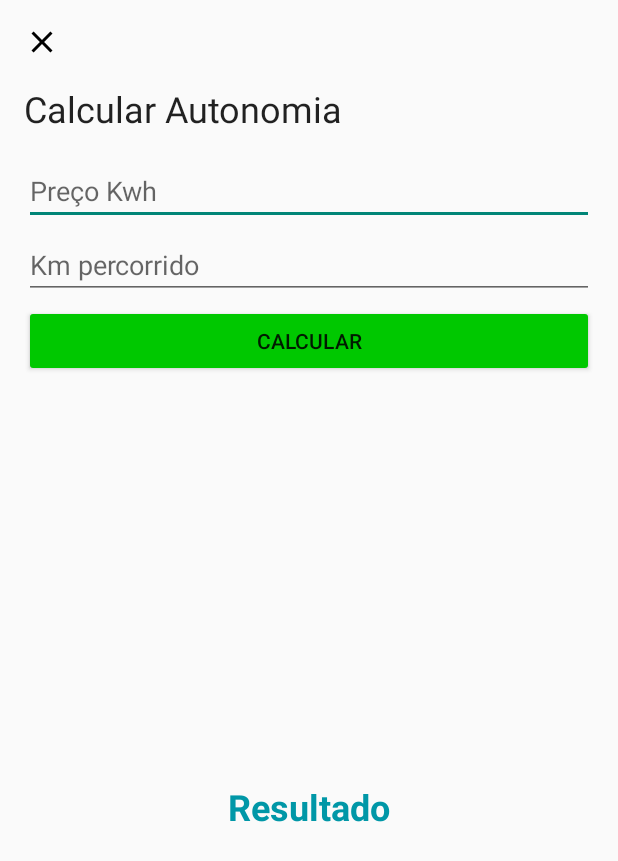
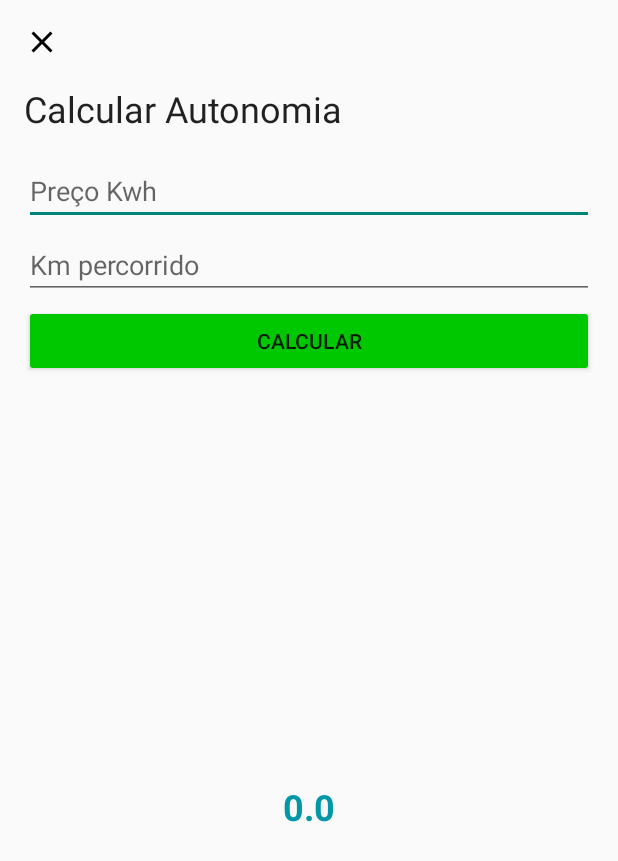
Before and after one commit to adevan-neves-santos/Android-Formacao-DIO, an Android app: the screen it shows after launch (CalcularAutonomiaActivity), after a tap on "Botão de calcular autonomia", on a phone screen of 412 x 824 dp. Shown: the top 861 px of the screen. Run offline under Robolectric (Android 15) with nearby library versions, the phone set to English and light mode, and no system bars; 1 statement that could not run was skipped.

Commit message:
Refatora com retrofit a aplicação

```diff
--- a/main/desafios-de-projeto/EletricCar/app/build.gradle
+++ b/main/desafios-de-projeto/EletricCar/app/build.gradle
@@ -41,6 +41,11 @@ dependencies {
     implementation 'androidx.appcompat:appcompat:1.5.1'
     implementation 'com.google.android.material:material:1.7.0'
     implementation 'androidx.constraintlayout:constraintlayout:2.1.4'
+
+    // Retrofit (HTTP Client): https://square.github.io/retrofit
+    implementation 'com.squareup.retrofit2:retrofit:2.9.0'
+    implementation 'com.squareup.retrofit2:converter-gson:2.9.0'
+
     testImplementation 'junit:junit:4.13.2'
     androidTestImplementation 'androidx.test.ext:junit:1.1.4'
     androidTestImplementation 'androidx.test.espresso:espresso-core:3.5.0'
--- /dev/null
+++ b/main/desafios-de-projeto/EletricCar/app/src/main/java/me/dio/eletriccar/data/CarsApi.kt
@@ -0,0 +1,10 @@
+package me.dio.eletriccar.data
+
+import me.dio.eletriccar.domain.Carro
+import retrofit2.Call
+import retrofit2.http.GET
+
+interface CarsApi {
+    @GET("cars.json")
+    fun getAllCars() : Call<List<Carro>>
+}
--- a/main/desafios-de-projeto/EletricCar/app/src/main/java/me/dio/eletriccar/ui/CalcularAutonomiaActivity.kt
+++ b/main/desafios-de-projeto/EletricCar/app/src/main/java/me/dio/eletriccar/ui/CalcularAutonomiaActivity.kt
@@ -9,6 +9,7 @@ import android.widget.EditText
 import android.widget.ImageView
 import android.widget.TextView
 import androidx.appcompat.app.AppCompatActivity
+import me.dio.eletriccar.R
 import me.dio.eletriccar.databinding.ActivityCalcularAutonomiaBinding
 
 class CalcularAutonomiaActivity : AppCompatActivity() {
@@ -26,6 +27,7 @@ class CalcularAutonomiaActivity : AppCompatActivity() {
         setContentView(binding.root)
         setupView()
         setupListeners()
+        setupCachedResult()
     }
     private fun setupView() {
         preco        = binding.etPrecoKwh
@@ -61,5 +63,24 @@ class CalcularAutonomiaActivity : AppCompatActivity() {
         val km = kmPercorrido.text.toString().toFloat()
         val resultado_valor = preco_valor / km
         resultado.text = "Resultado : ${resultado_valor}"
+        saveSharedPref(resultado_valor)
+    }
+
+    private fun saveSharedPref(resultado:Float){
+        val sharedPref = getPreferences(Context.MODE_PRIVATE) ?: return
+        with(sharedPref.edit()){
+            putFloat(getString(R.string.saved_cal),resultado)
+        }
+    }
+
+    private fun getSharedPref():Float{
+        val sharedPref = getPreferences(Context.MODE_PRIVATE)
+        val calculo = sharedPref.getFloat(getString(R.string.saved_cal), 0F)
+        return calculo
+    }
+
+    private fun setupCachedResult() {
+        val valorCalculado = getSharedPref()
+        resultado.text = valorCalculado.toString()
     }
 }
--- a/main/desafios-de-projeto/EletricCar/app/src/main/java/me/dio/eletriccar/ui/CarFragment.kt
+++ b/main/desafios-de-projeto/EletricCar/app/src/main/java/me/dio/eletriccar/ui/CarFragment.kt
@@ -14,17 +14,22 @@ import android.view.ViewGroup
 import android.widget.ImageView
 import android.widget.ProgressBar
 import android.widget.TextView
+import android.widget.Toast
 import androidx.core.view.isVisible
 import androidx.fragment.app.Fragment
 import androidx.recyclerview.widget.RecyclerView
 import com.google.android.material.floatingactionbutton.FloatingActionButton
+import me.dio.eletriccar.R
 import me.dio.eletriccar.data.CarFactory
+import me.dio.eletriccar.data.CarsApi
 import me.dio.eletriccar.databinding.CarFragmentBinding
 import me.dio.eletriccar.domain.Carro
 import me.dio.eletriccar.ui.adapter.CarAdapter
 import org.json.JSONArray
 import org.json.JSONObject
 import org.json.JSONTokener
+import retrofit2.*
+import retrofit2.converter.gson.GsonConverterFactory
 import java.io.BufferedReader
 import java.io.InputStream
 import java.io.InputStreamReader
@@ -38,6 +43,7 @@ class CarFragment : Fragment() {
     lateinit var progress: ProgressBar
     lateinit var noInternetImage: ImageView
     lateinit var noInternetText: TextView
+    lateinit var carsAPI:CarsApi
 
     var carrosArray:ArrayList<Carro> = ArrayList()
 
@@ -56,6 +62,7 @@ class CarFragment : Fragment() {
 
     override fun onViewCreated(view: View, savedInstanceState: Bundle?) {
         super.onViewCreated(view, savedInstanceState)
+        setupRetrofit()
         setupView()
         setupListeners()
     }
@@ -63,10 +70,40 @@ class CarFragment : Fragment() {
     override fun onResume() {
         super.onResume()
         if(checkForInternet(context)){
-            callService()
+            getAllCars()
         } else {
             emptyState()
         }
+    }
+
+    private fun setupRetrofit(){
+        val retrofit = Retrofit.Builder()
+            .baseUrl("https://igorbag.github.io/cars-api/")
+            .addConverterFactory(GsonConverterFactory.create())
+            .build()
+        carsAPI = retrofit.create(CarsApi::class.java)
+    }
+
+    private fun getAllCars(){
+        carsAPI.getAllCars().enqueue(object : Callback<List<Carro>> {
+            override fun onResponse(call: Call<List<Carro>>, response: Response<List<Carro>>) {
+                if(response.isSuccessful){
+                    progress.isVisible = false
+                    noInternetImage.isVisible = false
+                    noInternetText.isVisible = false
+                    response.body()?.let {
+                        setupList(it)
+                    }
+                } else {
+                    Toast.makeText(context, R.string.response_error,Toast.LENGTH_LONG).show()
+                }
+            }
+
+            override fun onFailure(call: Call<List<Carro>>, t: Throwable) {
+                Toast.makeText(context, R.string.response_error,Toast.LENGTH_LONG).show()
+            }
+
+        })
     }
 
     private fun emptyState(){
@@ -89,8 +126,8 @@ class CarFragment : Fragment() {
         noInternetText  = binding.tvNoWifi
     }
 
-    private fun setupList(){
-        val carroAdapter = CarAdapter(carrosArray)
+    private fun setupList(lista:List<Carro>){
+        val carroAdapter = CarAdapter(lista)
         listaCarros.apply {
             isVisible = true
             adapter = carroAdapter
@@ -101,11 +138,6 @@ class CarFragment : Fragment() {
         btnCalcular.setOnClickListener {
             startActivity(Intent(context,CalcularAutonomiaActivity::class.java))
         }
-    }
-
-    private fun callService(){
-        val urlBase = "https://igorbag.github.io/cars-api/cars.json"
-        MyTask().execute(urlBase)
     }
 
     private fun checkForInternet(context: Context?) : Boolean{
@@ -123,84 +155,4 @@ class CarFragment : Fragment() {
             return networkInfo.isConnected
         }
     }
-
-    inner class MyTask:AsyncTask<String,String,String>(){
-
-        override fun onPreExecute() {
-            super.onPreExecute()
-            Log.d("MyTask","Iniciando ...")
-            progress.isVisible = true
-        }
-
-        override fun doInBackground(vararg url: String?): String {
-            var urlConnection: HttpURLConnection? = null
-            try {
-                val urlBase = URL(url[0])
-                urlConnection = urlBase.openConnection() as HttpURLConnection
-                urlConnection.connectTimeout = 60000
-                urlConnection.readTimeout = 60000
-                urlConnection.setRequestProperty(
-                     "Accept"
-                    ,"application/json"
-                )
-
-                val respondeCode = urlConnection.responseCode
-                if(respondeCode == HttpURLConnection.HTTP_OK){
-                    var response = urlConnection.inputStream.bufferedReader().use { it.readText() }
-                    publishProgress(response)
-                } else {
-                    Log.e("Erro","Serviço indisponível no momento ...")
-                }
-
-            } catch (ex:Exception){
-                Log.e("Erro","Erro ao realizar processamento ...")
-            } finally {
-                urlConnection?.disconnect()
-            }
-            return " "
-        }
-
-        override fun onProgressUpdate(vararg values: String?) {
-            try {
-                carrosArray = ArrayList()
-                val jsonArray = JSONTokener(values[0]).nextValue() as JSONArray
-                for(i in 0 until jsonArray.length()){
-                    val id = jsonArray.getJSONObject(i).getString("id")
-                    Log.d("ID -->",id)
-
-                    val preco = jsonArray.getJSONObject(i).getString("preco")
-                    Log.d("Preço -->",preco)
-
-                    val bateria = jsonArray.getJSONObject(i).getString("bateria")
-                    Log.d("Bateria -->",bateria)
-
-                    val potencia = jsonArray.getJSONObject(i).getString("potencia")
-                    Log.d("Potência -->",potencia)
-
-                    val recarga = jsonArray.getJSONObject(i).getString("recarga")
-                    Log.d("Recarga -->",recarga)
-
-                    val urlPhoto = jsonArray.getJSONObject(i).getString("urlPhoto")
-                    Log.d("UrlPhoto -->",urlPhoto)
-
-                    val model =  Carro(
-                         id       = id.toInt()
-                        ,preco    = preco
-                        ,bateria  = bateria
-                        ,potencia = potencia
-                        ,recarga  = recarga
-                        ,urlPhoto = urlPhoto
-                    )
-                    carrosArray.add(model)
-                    Log.d("Model -> ",model.toString())
-                }
-                progress.isVisible        = false
-                noInternetImage.isVisible = false
-                noInternetText.isVisible  = false
-                setupList()
-            } catch (ex:Exception){
-                Log.e("Erro",ex.message.toString())
-            }
-        }
-    }
 }
--- /dev/null
+++ b/main/desafios-de-projeto/EletricCar/app/src/main/res/drawable/ic_star.xml
@@ -0,0 +1,5 @@
+<vector android:height="24dp" android:tint="#262421"
+    android:viewportHeight="24" android:viewportWidth="24"
+    android:width="24dp" xmlns:android="http://schemas.android.com/apk/res/android">
+    <path android:fillColor="@android:color/white" android:pathData="M22,9.24l-7.19,-0.62L12,2 9.19,8.63 2,9.24l5.46,4.73L5.82,21 12,17.27 18.18,21l-1.63,-7.03L22,9.24zM12,15.4l-3.76,2.27 1,-4.28 -3.32,-2.88 4.38,-0.38L12,6.1l1.71,4.04 4.38,0.38 -3.32,2.88 1,4.28L12,15.4z"/>
+</vector>
--- /dev/null
+++ b/main/desafios-de-projeto/EletricCar/app/src/main/res/drawable/ic_star_selected.xml
@@ -0,0 +1,5 @@
+<vector android:height="24dp" android:tint="#FFBC33"
+    android:viewportHeight="24" android:viewportWidth="24"
+    android:width="24dp" xmlns:android="http://schemas.android.com/apk/res/android">
+    <path android:fillColor="@android:color/white" android:pathData="M12,17.27L18.18,21l-1.64,-7.03L22,9.24l-7.19,-0.61L12,2 9.19,8.63 2,9.24l5.46,4.73L5.82,21z"/>
+</vector>
--- a/main/desafios-de-projeto/EletricCar/app/src/main/res/values/strings.xml
+++ b/main/desafios-de-projeto/EletricCar/app/src/main/res/values/strings.xml
@@ -13,4 +13,7 @@
     <string name="calcular_autonomia">Calcular Autonomia</string>
     <string name="cd_calcular">Botão de calcular autonomia</string>
     <string name="no_wifi">Ops, internet não disponível</string>
+    <string name="response_error">Algo deu errado, por favor tente novamente mais tarde</string>
+    <string name="saved_cal">saved_cal</string>
+    <string name="cd_favorite">Favoritar carro</string>
 </resources>
```
Also changed, not shown: main/desafios-de-projeto/EletricCar/app/src/main/res/layout/carro_item.xml (+10 -0 lines).
